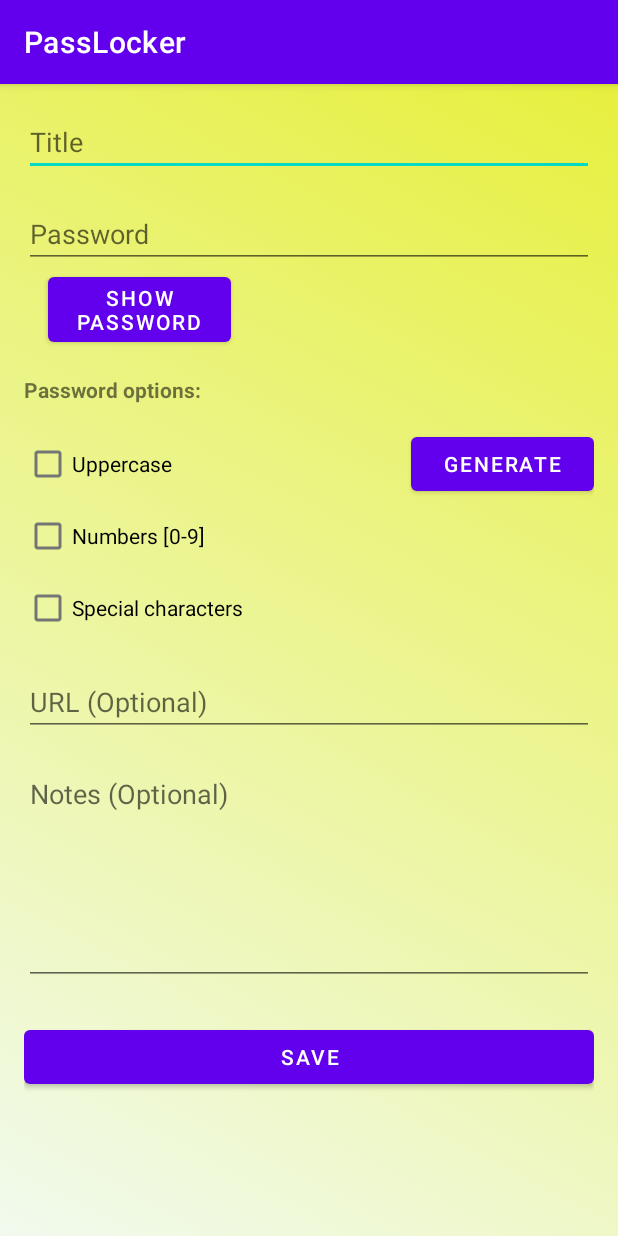
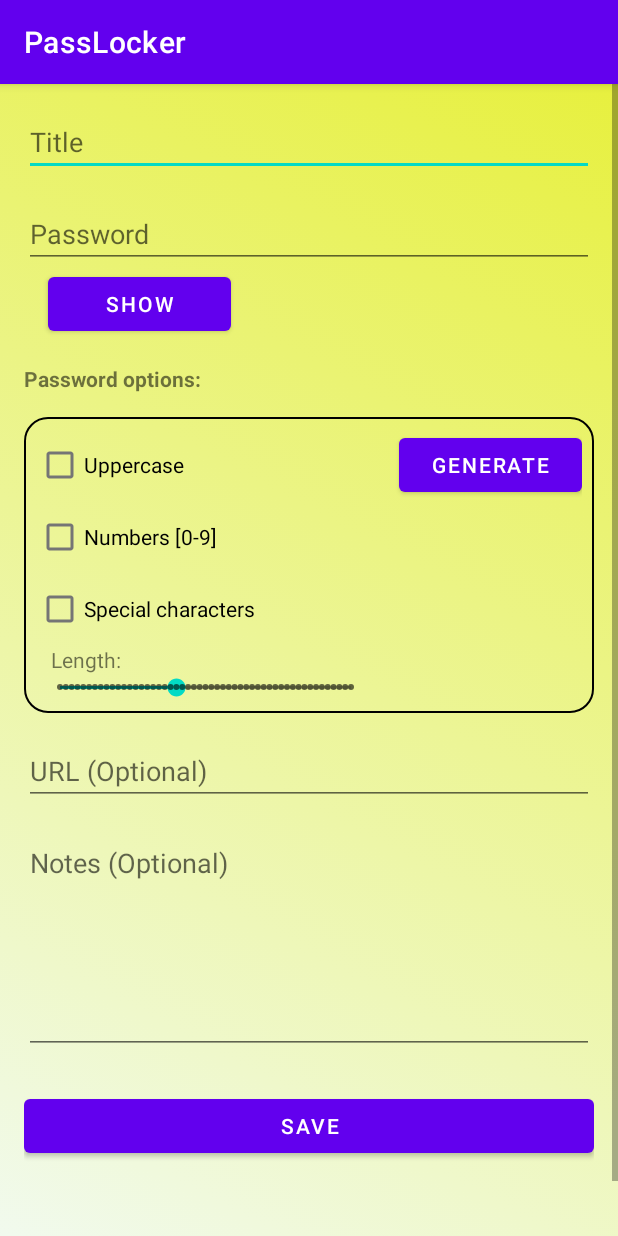
Before and after one commit to VctPerez/PassLocker, an Android app: the CreatePasswordActivity screen opened directly, with no data from a screen before it, on a phone screen of 412 x 824 dp. Run offline under Robolectric (Android 15) with nearby library versions, the phone set to English and light mode, and no system bars.

Commit message:
password length in generation + control generate exception

```diff
--- a/app/src/main/java/es/uma/passlocker/CreatePasswordActivity.java
+++ b/app/src/main/java/es/uma/passlocker/CreatePasswordActivity.java
@@ -1,5 +1,6 @@
 package es.uma.passlocker;
 
+import android.annotation.SuppressLint;
 import android.app.AlertDialog;
 import android.content.Intent;
 import android.content.SharedPreferences;
@@ -10,6 +11,9 @@ import android.view.View;
 import android.widget.Button;
 import android.widget.CheckBox;
 import android.widget.EditText;
+import android.widget.SeekBar;
+import android.widget.TextView;
+
 import com.google.android.material.snackbar.Snackbar;
 
 import androidx.appcompat.app.AppCompatActivity;
@@ -23,6 +27,8 @@ import es.uma.passlocker.utils.PasswordGenerator;
 public class CreatePasswordActivity extends AppCompatActivity {
 
     private boolean isPasswordVisible = false;
+    private SeekBar sbLength;
+    private TextView tvLength;
 
     @Override
     protected void onCreate(Bundle savedInstanceState) {
@@ -83,28 +89,56 @@ public class CreatePasswordActivity extends AppCompatActivity {
 
         Button generateButton = findViewById(R.id.generateButton);
         generateButton.setOnClickListener(v -> {
+            try{
                 generatePassword();
+            }catch (Exception e){
+                String okButton = getString(R.string.okButton);
+                String errorMesage = getString(R.string.generatePasswordException);
+                new AlertDialog.Builder(this)
+                        .setTitle("Error")
+                        .setMessage(errorMesage)
+                        .setPositiveButton(okButton, (dialog, which) -> dialog.dismiss())
+                        .show();
+            }
         });
 
-        buttonTogglePassword.setOnClickListener(new View.OnClickListener() {
-            @Override
-            public void onClick(View v) {
+        buttonTogglePassword.setOnClickListener(v -> {
             if (isPasswordVisible) {
                 // Si la contraseña es visible, ocultarla
-                    etPassword.setInputType(android.text.InputType.TYPE_CLASS_TEXT | android.text.InputType.TYPE_TEXT_VARIATION_PASSWORD);
-                    buttonTogglePassword.setText("Mostrar Contraseña");
+                etPassword.setInputType(InputType.TYPE_CLASS_TEXT | InputType.TYPE_TEXT_VARIATION_PASSWORD);
+                buttonTogglePassword.setText(getString(R.string.show_password));
             } else {
                 // Si la contraseña está oculta, mostrarla
-                    etPassword.setInputType(android.text.InputType.TYPE_CLASS_TEXT | android.text.InputType.TYPE_TEXT_VARIATION_VISIBLE_PASSWORD);
-                    buttonTogglePassword.setText("Ocultar Contraseña");
+                etPassword.setInputType(InputType.TYPE_CLASS_TEXT | InputType.TYPE_TEXT_VARIATION_VISIBLE_PASSWORD);
+                buttonTogglePassword.setText(getString(R.string.hidePassword));
             }
             // Cambiar el estado de visibilidad
             isPasswordVisible = !isPasswordVisible;
 
             // Mover el cursor al final del texto
             etPassword.setSelection(etPassword.length());
+        });
+
+        sbLength = findViewById(R.id.seekBarPasswordLength);
+        tvLength = findViewById(R.id.lengthTag);
+        sbLength.setOnSeekBarChangeListener(new SeekBar.OnSeekBarChangeListener() {
+            @SuppressLint("SetTextI18n")
+            @Override
+            public void onProgressChanged(SeekBar seekBar, int progress, boolean fromUser) {
+                tvLength.setText(getString(R.string.lengthTag) + " " + progress);
+            }
+
+            @Override
+            public void onStartTrackingTouch(SeekBar seekBar) {
+                // No hacer nada
+            }
+
+            @Override
+            public void onStopTrackingTouch(SeekBar seekBar) {
+                // No hacer nada
             }
         });
+
     }
 
     private void savePassword(String password, String title, String url, String notes, int id) throws Exception {
@@ -134,7 +168,7 @@ public class CreatePasswordActivity extends AppCompatActivity {
 
         EditText etPassword = findViewById(R.id.editTextPassword);
 
-        String password = PasswordGenerator.generate(20, cbUpper.isChecked(), cbDigits.isChecked(), cbSpecial.isChecked());
+        String password = PasswordGenerator.generate(sbLength.getProgress(), cbUpper.isChecked(), cbDigits.isChecked(), cbSpecial.isChecked());
         etPassword.setText(password);
         String successMessage = getString(R.string.successGeneration);
         Snackbar.make(findViewById(R.id.main_layout), successMessage, Snackbar.LENGTH_LONG).show();
--- /dev/null
+++ b/app/src/main/res/drawable/password_options_box.xml
@@ -0,0 +1,7 @@
+<?xml version="1.0" encoding="utf-8"?>
+<shape xmlns:android="http://schemas.android.com/apk/res/android">
+    <solid android:color="@android:color/transparent"/>
+    <stroke android:width="1dp" android:color="#000000"/>
+    <corners android:radius="15dp"/>
+    <padding android:left="8dp" android:top="8dp" android:right="8dp" android:bottom="8dp"/>
+</shape>
--- a/app/src/main/res/layout/activity_create_password.xml
+++ b/app/src/main/res/layout/activity_create_password.xml
@@ -11,15 +11,12 @@
         android:orientation="vertical"
         android:padding="16dp">
 
-        <!-- Campo de entrada para el Título -->
         <EditText
             android:id="@+id/editTextTitle"
             android:layout_width="match_parent"
             android:layout_height="wrap_content"
             android:hint="@string/titleInput"
             android:inputType="text" />
-
-        <!-- Campo de entrada para la Contraseña -->
 
         <EditText
             android:id="@+id/editTextPassword"
@@ -46,7 +43,8 @@
             android:layout_width="match_parent"
             android:layout_height="wrap_content"
             android:layout_marginTop="16dp"
-            android:orientation="horizontal">
+            android:orientation="horizontal"
+            android:background="@drawable/password_options_box">
 
             <LinearLayout
                 android:layout_width="0dp"
@@ -71,6 +69,20 @@
                     android:layout_width="wrap_content"
                     android:layout_height="wrap_content"
                     android:text="@string/specialCharOption" />
+
+                <TextView
+                    android:id="@+id/lengthTag"
+                    android:layout_width="wrap_content"
+                    android:layout_height="wrap_content"
+                    android:layout_marginStart="10dp"
+                    android:text="@string/lengthTag" />
+                <SeekBar
+                    android:id="@+id/seekBarPasswordLength"
+                    style="@style/Widget.AppCompat.SeekBar.Discrete"
+                    android:layout_width="match_parent"
+                    android:layout_height="wrap_content"
+                    android:max="50"
+                    android:progress="20" />
             </LinearLayout>
 
             <!-- Botón al lado de los CheckBoxes -->
--- a/app/src/main/res/values/strings.xml
+++ b/app/src/main/res/values/strings.xml
@@ -19,7 +19,7 @@
     <string name="saveButton">Save</string>
     <string name="gotoCreateButton">Create Password</string>
     <string name="gotoListButton">Show Passwords</string>
-    <string name="show_password">Show Password</string>
+    <string name="show_password">Show</string>
     <string name="signInException">Wrong credentials</string>
     <string name="registerUserException">User is already registered</string>
     <string name="registerPasswordException">Passwords don\'t match</string>
@@ -31,5 +31,8 @@
     <string name="emptyPasswordFields">You must introduce a password and a title</string>
     <string name="successGeneration">Password generated successfully</string>
     <string name="successSave">Password saved succesfully</string>
+    <string name="hidePassword">Hide</string>
+    <string name="lengthTag">Length:</string>
+    <string name="generatePasswordException">Invalid password length</string>
     <string name="deleteButton">Delete</string>
 </resources>
```
Also changed, not shown: 1 other file. Lines whose indentation alone changed are shown as unchanged.
